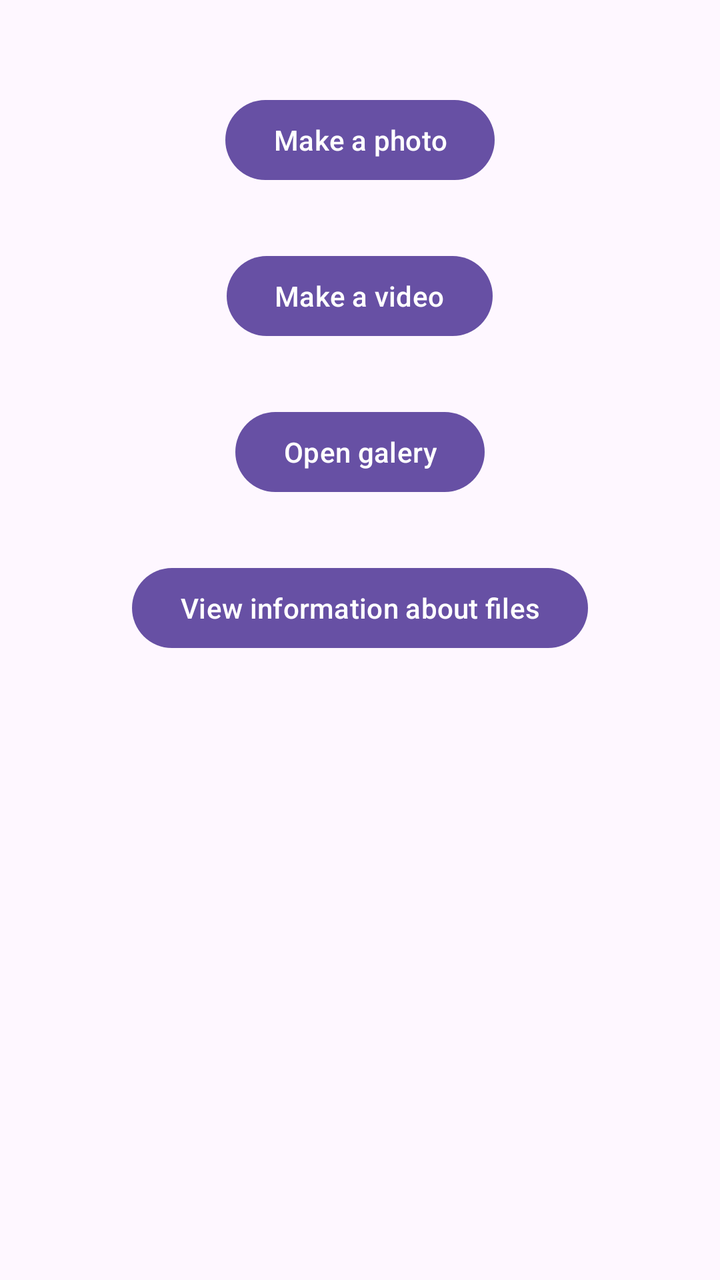
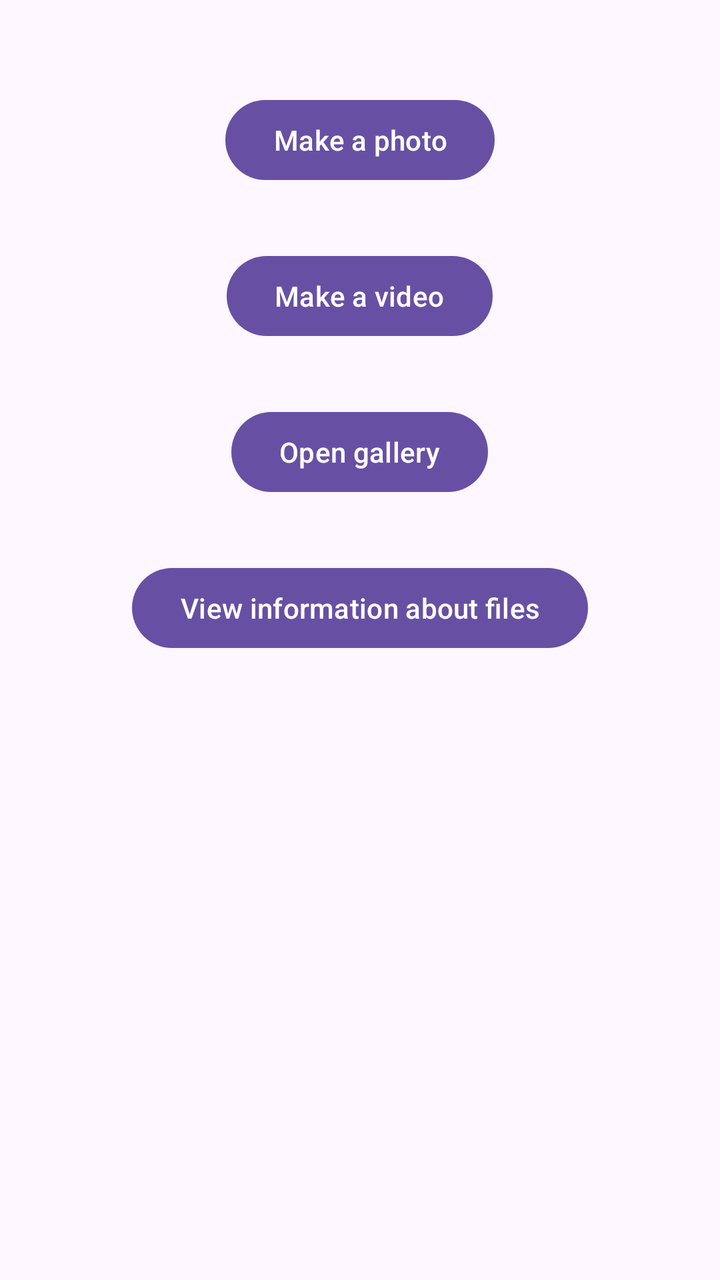

Screens rendered from an Android XML layout before and after an edit, with the pre-edit source and the edit as a unified diff.
<!-- AndroidManifest.xml: application theme Theme.Cameraandgalery -->
<!-- res/layout/activity_main.xml -->
<?xml version="1.0" encoding="utf-8"?>
<LinearLayout xmlns:android="http://schemas.android.com/apk/res/android"
    android:layout_width="match_parent"
    android:layout_height="match_parent"
    android:orientation="vertical"
    android:gravity="center_horizontal"
    android:padding="16dp">

    <Button
        android:id="@+id/btnTakePhoto"
        android:layout_width="wrap_content"
        android:layout_height="wrap_content"
        android:layout_marginTop="30dp"
        android:text="Make a photo" />

    <Button
        android:id="@+id/btnRecordVideo"
        android:layout_width="wrap_content"
        android:layout_height="wrap_content"
        android:layout_marginTop="30dp"
        android:text="Make a video" />

    <Button
        android:id="@+id/btnViewGallery"
        android:layout_width="wrap_content"
        android:layout_height="wrap_content"
        android:layout_marginTop="30dp"
        android:text="Open galery" />

    <Button
        android:id="@+id/btnViewInfo"
        android:layout_width="wrap_content"
        android:layout_height="wrap_content"
        android:layout_marginTop="30dp"
        android:text="View information about files" />

</LinearLayout>
<!-- resources referenced by this layout -->
<resources>
  <style name="Theme.Cameraandgalery" parent="Base.Theme.Cameraandgalery" />
  <style name="Base.Theme.Cameraandgalery" parent="Theme.Material3.DayNight.NoActionBar">
          
          
      </style>
</resources>

<!-- the commit's change to res/layout/activity_main.xml (unified diff, before → after) -->
@@ -1,5 +1,6 @@
 <?xml version="1.0" encoding="utf-8"?>
 <LinearLayout xmlns:android="http://schemas.android.com/apk/res/android"
+    android:id="@+id/main"
     android:layout_width="match_parent"
     android:layout_height="match_parent"
     android:orientation="vertical"
@@ -11,27 +12,27 @@
         android:layout_width="wrap_content"
         android:layout_height="wrap_content"
         android:layout_marginTop="30dp"
-        android:text="Make a photo" />
+        android:text="@string/make_photo" />
 
     <Button
         android:id="@+id/btnRecordVideo"
         android:layout_width="wrap_content"
         android:layout_height="wrap_content"
         android:layout_marginTop="30dp"
-        android:text="Make a video" />
+        android:text="@string/make_video" />
 
     <Button
         android:id="@+id/btnViewGallery"
         android:layout_width="wrap_content"
         android:layout_height="wrap_content"
         android:layout_marginTop="30dp"
-        android:text="Open galery" />
+        android:text="@string/open_gallery" />
 
     <Button
         android:id="@+id/btnViewInfo"
         android:layout_width="wrap_content"
         android:layout_height="wrap_content"
         android:layout_marginTop="30dp"
-        android:text="View information about files" />
+        android:text="@string/view_info" />
 
 </LinearLayout>
<!-- resource entries referenced after the edit -->
@@ -1,5 +1,9 @@
 <!-- resources referenced by this layout -->
 <resources>
+  <string name="make_photo">Make a photo</string>
+  <string name="make_video">Make a video</string>
+  <string name="open_gallery">Open gallery</string>
+  <string name="view_info">View information about files</string>
   <style name="Theme.Cameraandgalery" parent="Base.Theme.Cameraandgalery" />
   <style name="Base.Theme.Cameraandgalery" parent="Theme.Material3.DayNight.NoActionBar">
           
